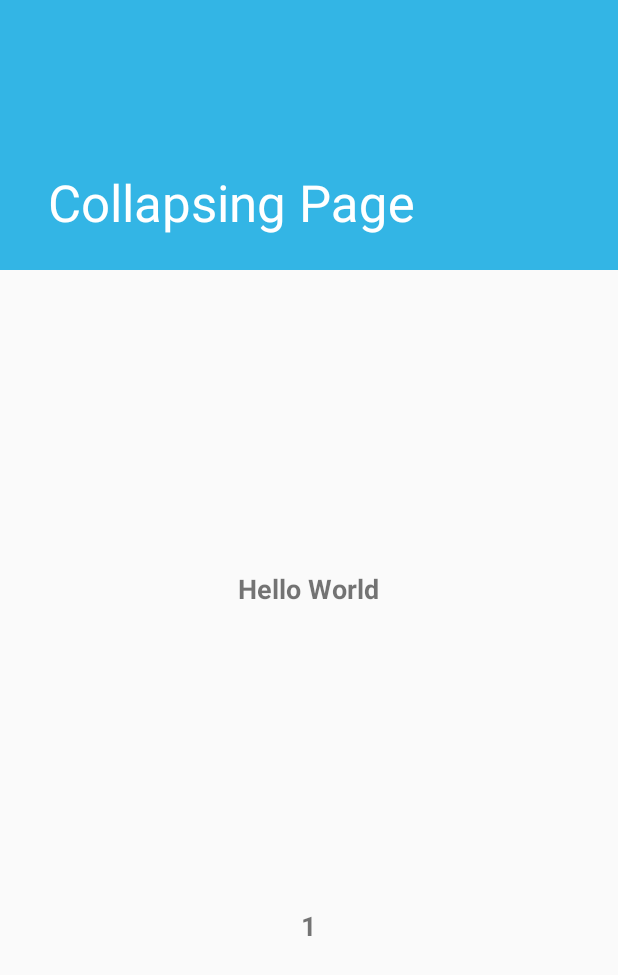
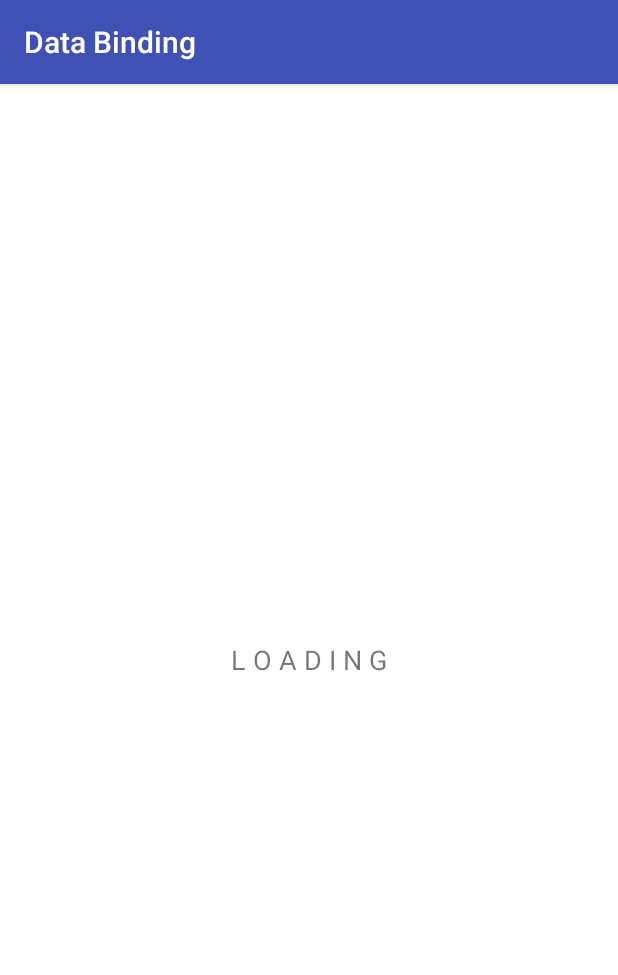
Before and after one commit to codephrase/android, an Android app: the screen it shows after launch (CollapsingPageActivity before the commit, DataBindingActivity after it), on a phone screen of 412 x 824 dp. Shown: the top 975 px of the screen. Run offline under Robolectric (Android 15) with nearby library versions, the phone set to English and light mode, and no system bars; our stand-ins replace data binding; 1 statement that could not run was skipped.

Commit message:
Add support for data binding

```diff
--- a/simple-app/app/build.gradle
+++ b/simple-app/app/build.gradle
@@ -1,6 +1,7 @@
 apply plugin: 'com.android.application'
 apply plugin: 'kotlin-android'
 apply plugin: 'kotlin-android-extensions'
+apply plugin: 'kotlin-kapt'
 
 android {
     compileSdkVersion 27
@@ -32,6 +33,7 @@ dependencies {
     implementation 'com.android.support:design:27.1.1'
     implementation 'com.android.support.constraint:constraint-layout:1.1.2'
     implementation "org.jetbrains.kotlin:kotlin-stdlib-jdk7:$kotlin_version"
+    kapt "com.android.databinding:compiler:$gradle_version"
     testImplementation 'junit:junit:4.12'
     androidTestImplementation 'com.android.support.test:runner:1.0.2'
     androidTestImplementation 'com.android.support.test.espresso:espresso-core:3.0.2'
--- a/simple-app/app/src/main/AndroidManifest.xml
+++ b/simple-app/app/src/main/AndroidManifest.xml
@@ -28,6 +28,8 @@
 
         <activity android:name=".activity.CollapsingPageActivity" />
 
+        <activity android:name=".activity.DataBindingActivity" />
+
         <activity android:name=".activity.MainActivity" />
 
     </application>
--- /dev/null
+++ b/simple-app/app/src/main/java/com/codephrase/app/activity/DataBindingActivity.kt
@@ -0,0 +1,21 @@
+package com.codephrase.app.activity
+
+import com.codephrase.android.activity.FrameActivity
+import com.codephrase.android.viewmodel.ViewModel
+import com.codephrase.app.R
+import com.codephrase.app.viewmodel.DataBindingViewModel
+import kotlin.reflect.KClass
+
+class DataBindingActivity : FrameActivity() {
+    override val toolbarEnabled: Boolean
+        get() = true
+
+    override val contentLayoutId: Int
+        get() = R.layout.content_data_binding
+
+    override val swipeRefreshLayoutId: Int
+        get() = R.id.layout_swipe_refresh
+
+    override val viewModelType: KClass<out ViewModel>
+        get() = DataBindingViewModel::class
+}
--- a/simple-app/app/src/main/java/com/codephrase/app/activity/LauncherActivity.kt
+++ b/simple-app/app/src/main/java/com/codephrase/app/activity/LauncherActivity.kt
@@ -11,5 +11,5 @@ class LauncherActivity : StartActivity() {
         get() = LauncherViewModel::class
 
     override val navigationTargetType: KClass<out FrameActivity>
-        get() = CollapsingPageActivity::class
+        get() = DataBindingActivity::class
 }
--- a/simple-app/app/src/main/java/com/codephrase/app/viewmodel/CollapsingPageViewModel.kt
+++ b/simple-app/app/src/main/java/com/codephrase/app/viewmodel/CollapsingPageViewModel.kt
@@ -3,9 +3,7 @@ package com.codephrase.app.viewmodel
 import com.codephrase.android.viewmodel.ViewModel
 
 class CollapsingPageViewModel : ViewModel() {
-    override fun initialize() {
-        super.initialize()
-
+    init {
         title.value = "Collapsing Page"
     }
 }
--- /dev/null
+++ b/simple-app/app/src/main/java/com/codephrase/app/viewmodel/DataBindingViewModel.kt
@@ -0,0 +1,26 @@
+package com.codephrase.app.viewmodel
+
+import android.arch.lifecycle.MutableLiveData
+import com.codephrase.android.helper.ResourceHelper
+import com.codephrase.android.viewmodel.ViewModel
+import com.codephrase.app.R
+
+class DataBindingViewModel : ViewModel() {
+    val content = MutableLiveData<String>()
+
+    init {
+        title.value = "Data Binding"
+    }
+
+    override fun onDataLoading() {
+        try {
+            Thread.sleep(2000)
+        } catch (e: InterruptedException) {
+
+        }
+
+        content.postValue(ResourceHelper.getString(R.string.large_text))
+
+        onDataLoaded()
+    }
+}
--- a/simple-app/app/src/main/java/com/codephrase/app/viewmodel/FullscreenPageViewModel.kt
+++ b/simple-app/app/src/main/java/com/codephrase/app/viewmodel/FullscreenPageViewModel.kt
@@ -3,9 +3,7 @@ package com.codephrase.app.viewmodel
 import com.codephrase.android.viewmodel.ViewModel
 
 class FullscreenPageViewModel : ViewModel() {
-    override fun initialize() {
-        super.initialize()
-
+    init {
         title.value = "Fullscreen Page"
     }
 }
--- a/simple-app/app/src/main/java/com/codephrase/app/viewmodel/ToolbarPageViewModel.kt
+++ b/simple-app/app/src/main/java/com/codephrase/app/viewmodel/ToolbarPageViewModel.kt
@@ -3,9 +3,7 @@ package com.codephrase.app.viewmodel
 import com.codephrase.android.viewmodel.ViewModel
 
 class ToolbarPageViewModel : ViewModel() {
-    override fun initialize() {
-        super.initialize()
-
+    init {
         title.value = "Toolbar Page"
     }
 }
--- /dev/null
+++ b/simple-app/app/src/main/res/layout/content_data_binding.xml
@@ -0,0 +1,54 @@
+<?xml version="1.0" encoding="utf-8"?>
+<layout
+    xmlns:android="http://schemas.android.com/apk/res/android"
+    xmlns:app="http://schemas.android.com/apk/res-auto"
+    xmlns:tools="http://schemas.android.com/tools">
+
+    <data>
+        <import type="android.view.View" />
+
+        <variable name="viewModel" type="com.codephrase.app.viewmodel.DataBindingViewModel" />
+    </data>
+
+    <FrameLayout
+        android:layout_width="match_parent"
+        android:layout_height="match_parent">
+
+        <android.support.v4.widget.SwipeRefreshLayout
+            android:id="@+id/layout_swipe_refresh"
+            android:layout_width="match_parent"
+            android:layout_height="match_parent">
+
+            <android.support.v4.widget.NestedScrollView
+                android:layout_width="match_parent"
+                android:layout_height="match_parent">
+
+                <TextView
+                    android:layout_width="wrap_content"
+                    android:layout_height="wrap_content"
+                    android:layout_margin="16dp"
+                    android:textSize="14dp"
+                    android:text="@{viewModel.content}" />
+
+            </android.support.v4.widget.NestedScrollView>
+
+        </android.support.v4.widget.SwipeRefreshLayout>
+
+        <FrameLayout
+            android:layout_width="match_parent"
+            android:layout_height="match_parent"
+            android:background="@android:color/background_light"
+            android:visibility="@{safeUnbox(viewModel.dataLoading) ? View.VISIBLE : View.GONE}">
+
+            <TextView
+                android:layout_width="wrap_content"
+                android:layout_height="wrap_content"
+                android:layout_gravity="center"
+                android:textSize="18dp"
+                android:text="L O A D I N G" />
+
+        </FrameLayout>
+
+    </FrameLayout>
+
+</layout>
--- a/simple-app/build.gradle
+++ b/simple-app/build.gradle
@@ -1,6 +1,7 @@
 // Top-level build file where you can add configuration options common to all sub-projects/modules.
 
 buildscript {
+    ext.gradle_version = '3.1.3'
     ext.kotlin_version = '1.2.51'
 
     repositories {
@@ -9,7 +10,7 @@ buildscript {
     }
 
     dependencies {
-        classpath 'com.android.tools.build:gradle:3.1.3'
+        classpath "com.android.tools.build:gradle:$gradle_version"
         classpath "org.jetbrains.kotlin:kotlin-gradle-plugin:$kotlin_version"
 
         // NOTE: Do not place your application dependencies here; they belong
--- a/simple-app/codephrase/build.gradle
+++ b/simple-app/codephrase/build.gradle
@@ -1,5 +1,6 @@
 apply plugin: 'com.android.library'
 apply plugin: 'kotlin-android'
+apply plugin: 'kotlin-kapt'
 
 android {
     compileSdkVersion 27
@@ -33,6 +34,7 @@ dependencies {
     implementation 'com.google.code.gson:gson:2.8.5'
     implementation "org.jetbrains.kotlin:kotlin-stdlib:$kotlin_version"
     implementation "org.jetbrains.kotlin:kotlin-reflect:$kotlin_version"
+    kapt "com.android.databinding:compiler:$gradle_version"
     testImplementation 'junit:junit:4.12'
     androidTestImplementation 'com.android.support.test:runner:1.0.2'
     androidTestImplementation 'com.android.support.test.espresso:espresso-core:3.0.2'
--- /dev/null
+++ b/simple-app/codephrase/src/main/java/com/codephrase/android/BindingResources.kt
@@ -0,0 +1,12 @@
+package com.codephrase.android
+
+import android.databinding.BaseObservable
+import android.databinding.Bindable
+import com.codephrase.android.viewmodel.ViewModel
+
+private class BindingResources() : BaseObservable() {
+    val viewModel: ViewModel?
+        @Bindable get() {
+            return null
+        }
+}
--- a/simple-app/codephrase/src/main/java/com/codephrase/android/activity/FrameActivity.kt
+++ b/simple-app/codephrase/src/main/java/com/codephrase/android/activity/FrameActivity.kt
@@ -5,11 +5,14 @@ import android.arch.lifecycle.Observer
 import android.arch.lifecycle.ViewModelProviders
 import android.content.Intent
 import android.content.pm.PackageManager
+import android.databinding.DataBindingUtil
+import android.databinding.ViewDataBinding
 import android.os.Bundle
 import android.support.v4.widget.SwipeRefreshLayout
 import android.support.v7.app.AppCompatActivity
 import android.support.v7.widget.Toolbar
 import android.view.*
+import com.codephrase.android.BR
 import com.codephrase.android.R
 import com.codephrase.android.error.NotImplementedError
 import com.codephrase.android.error.NotSupportedError
@@ -103,7 +106,12 @@ abstract class FrameActivity : AppCompatActivity() {
                     if (contentPlaceholder != null) {
                         val contentView = initializeContentView(layoutInflater, contentPlaceholder, savedInstanceState)
                         if (contentView != null) {
-
+                            val binding: ViewDataBinding? = DataBindingUtil.bind(contentView);
+                            binding?.let {
+                                it.setLifecycleOwner(this)
+                                it.setVariable(BR.viewModel, viewModel);
+                                it.executePendingBindings()
+                            }
 
                             contentPlaceholder.addView(contentView)
                         }
--- a/simple-app/codephrase/src/main/java/com/codephrase/android/viewmodel/ViewModel.kt
+++ b/simple-app/codephrase/src/main/java/com/codephrase/android/viewmodel/ViewModel.kt
@@ -8,17 +8,9 @@ import android.os.Looper
 abstract class ViewModel : ViewModel() {
     val title = MutableLiveData<String>()
 
-    internal val dataLoading = MutableLiveData<Boolean>()
+    val dataLoading = MutableLiveData<Boolean>()
 
     internal val dataLoaded = MutableLiveData<Boolean>()
-
-    init {
-        initialize()
-    }
-
-    protected open fun initialize() {
-
-    }
 
     internal fun loadData() {
         dataLoading.value = true
--- a/simple-app/gradle.properties
+++ b/simple-app/gradle.properties
@@ -11,3 +11,4 @@ org.gradle.jvmargs=-Xmx1536m
 # This option should only be used with decoupled projects. More details, visit
 # http://www.gradle.org/docs/current/userguide/multi_project_builds.html#sec:decoupled_projects
 # org.gradle.parallel=true
+android.databinding.enableV2 = true
```
